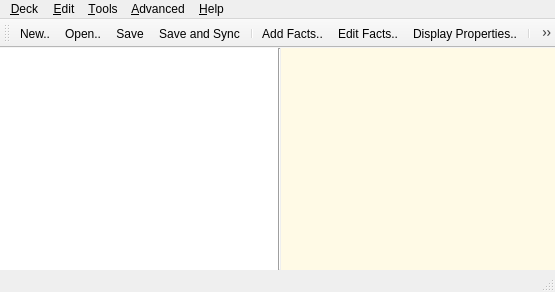
First picture: the form in designer/main.ui, repository ankitects/anki, before the edit.
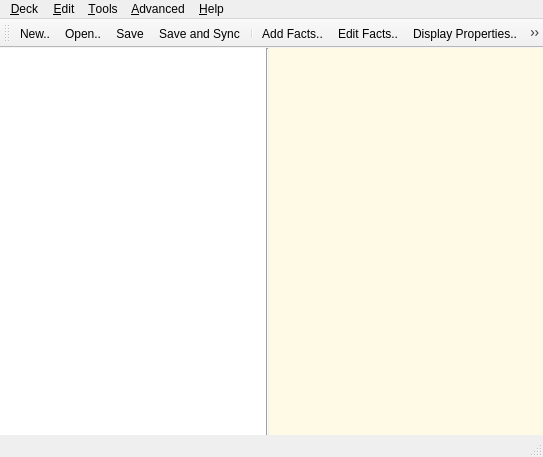
Second picture: the form after the edit. Icons and pictures are not drawn.

The edit to the form file:
```diff
--- a/designer/main.ui
+++ b/designer/main.ui
@@ -5,8 +5,8 @@
    <rect>
     <x>0</x>
     <y>0</y>
-    <width>555</width>
-    <height>292</height>
+    <width>543</width>
+    <height>457</height>
    </rect>
   </property>
   <property name="sizePolicy" >
@@ -26,9 +26,9 @@
    <property name="geometry" >
     <rect>
      <x>0</x>
-     <y>57</y>
-     <width>555</width>
-     <height>212</height>
+     <y>53</y>
+     <width>543</width>
+     <height>384</height>
     </rect>
    </property>
    <property name="sizePolicy" >
@@ -193,6 +193,12 @@
        </item>
        <item>
         <widget class="QFrame" name="innerHelpFrame" >
+         <property name="sizePolicy" >
+          <sizepolicy vsizetype="Preferred" hsizetype="Expanding" >
+           <horstretch>0</horstretch>
+           <verstretch>0</verstretch>
+          </sizepolicy>
+         </property>
          <property name="palette" >
           <palette>
            <active>
@@ -279,17 +285,11 @@
              <bool>true</bool>
             </property>
             <property name="sizePolicy" >
-             <sizepolicy vsizetype="Expanding" hsizetype="Fixed" >
+             <sizepolicy vsizetype="Expanding" hsizetype="Expanding" >
               <horstretch>0</horstretch>
               <verstretch>0</verstretch>
              </sizepolicy>
             </property>
-            <property name="minimumSize" >
-             <size>
-              <width>200</width>
-              <height>0</height>
-             </size>
-            </property>
             <property name="maximumSize" >
              <size>
               <width>300</width>
@@ -357,7 +357,7 @@
     <rect>
      <x>0</x>
      <y>0</y>
-     <width>555</width>
+     <width>543</width>
      <height>23</height>
     </rect>
    </property>
@@ -471,9 +471,9 @@
    <property name="geometry" >
     <rect>
      <x>0</x>
-     <y>269</y>
-     <width>555</width>
-     <height>23</height>
+     <y>437</y>
+     <width>543</width>
+     <height>20</height>
     </rect>
    </property>
   </widget>
@@ -485,8 +485,8 @@
     <rect>
      <x>0</x>
      <y>23</y>
-     <width>555</width>
-     <height>34</height>
+     <width>543</width>
+     <height>30</height>
     </rect>
    </property>
    <property name="orientation" >
```
Left out of the diff: 10 changed lines with no effect on the pictures.
